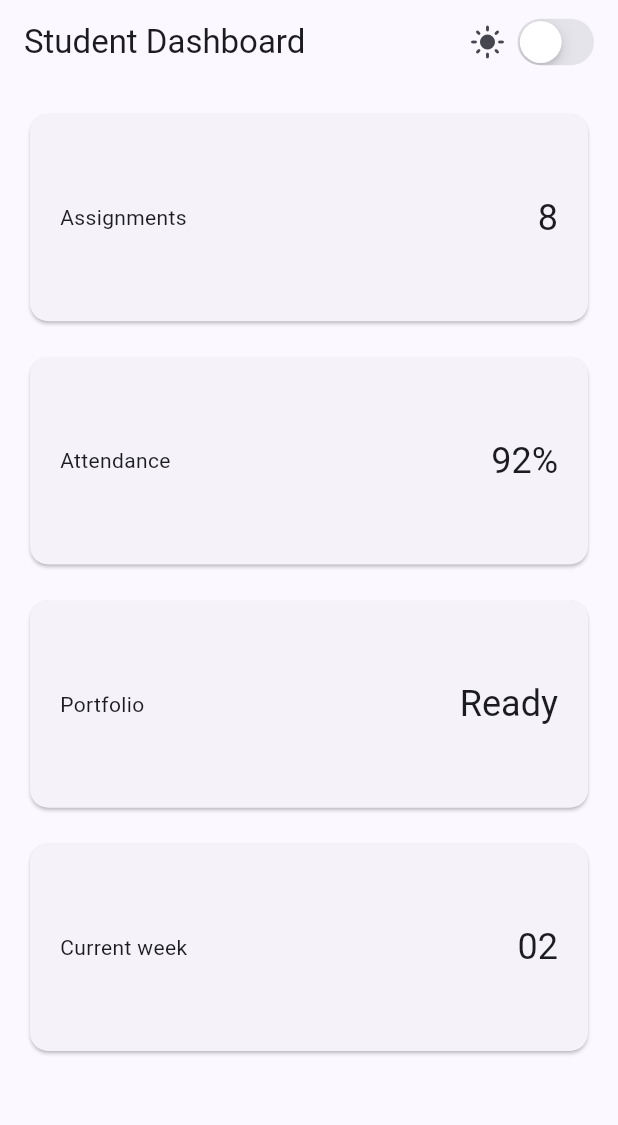
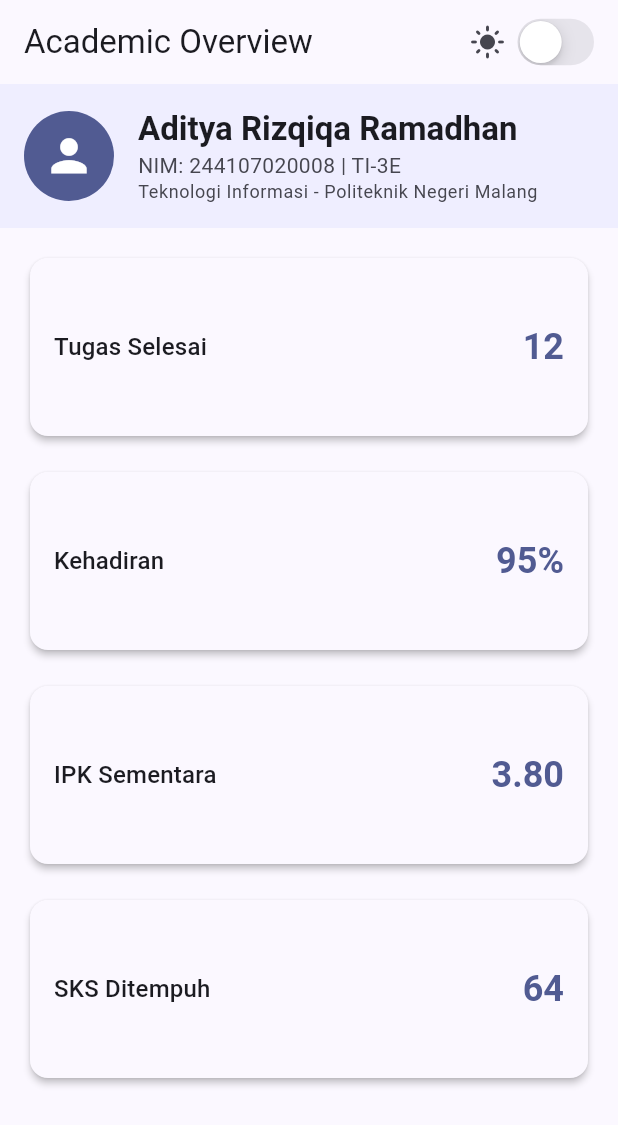
Before and after one commit to adityarizqiqa/244107020008-mobile-course, a Flutter app: the screen it shows after launch, on a phone screen of 412 x 824 dp. Shown: the top 1125 px of the screen. Run offline on Flutter 3.47's test engine with Material 3 defaults, Android fonts, the phone set to English and light mode, and no system bars.

Commit message:
Tugas dan AI design exploration

```diff
--- a/02-week-2-declarative-ui-responsive-design/responsive_dashboard/lib/main.dart
+++ b/02-week-2-declarative-ui-responsive-design/responsive_dashboard/lib/main.dart
@@ -1,5 +1,8 @@
 import 'package:flutter/material.dart';
 import 'package:flutter/cupertino.dart';
+
+// Konstanta breakpoint sesuai instruksi refactoring
+const double kWideBreakpoint = 700;
 
 void main() => runApp(const DashboardApp());
 
@@ -18,7 +21,11 @@ class _DashboardAppState extends State<DashboardApp> {
     return MaterialApp(
       debugShowCheckedModeBanner: false,
       theme: ThemeData(useMaterial3: true, colorSchemeSeed: Colors.indigo),
-      darkTheme: ThemeData(useMaterial3: true, brightness: Brightness.dark, colorSchemeSeed: Colors.indigo),
+      darkTheme: ThemeData(
+        useMaterial3: true,
+        brightness: Brightness.dark,
+        colorSchemeSeed: Colors.indigo,
+      ),
       themeMode: isDark ? ThemeMode.dark : ThemeMode.light,
       home: DashboardPage(
         isDark: isDark,
@@ -42,14 +49,14 @@ class DashboardPage extends StatelessWidget {
   Widget build(BuildContext context) {
     return Scaffold(
       appBar: AppBar(
-        title: const Text('Student Dashboard'),
+        title: const Text('Academic Overview'),
         actions: [
           Row(
             children: [
               Icon(isDark ? Icons.dark_mode : Icons.light_mode),
               const SizedBox(width: 4),
               Semantics(
-                label: 'Tombol pengganti tema gelap dan terang',
+                label: 'Ubah ke tema ${isDark ? 'terang' : 'gelap'}',
                 child: CupertinoSwitch(
                   value: isDark,
                   onChanged: onDarkChanged,
@@ -60,33 +67,88 @@ class DashboardPage extends StatelessWidget {
           ),
         ],
       ),
-      body: LayoutBuilder(
+      // Menggunakan Column untuk memisahkan Header dan Grid
+      body: Column(
+        children: [
+          _buildProfileHeader(context),
+          Expanded(
+            child: LayoutBuilder(
               builder: (context, constraints) {
-          final columns = constraints.maxWidth >= 500 ? 2 : 1;
+                final int columns = constraints.maxWidth >= kWideBreakpoint ? 2 : 1;
                 return GridView.count(
                   padding: const EdgeInsets.all(16),
                   crossAxisCount: columns,
                   crossAxisSpacing: 16,
                   mainAxisSpacing: 16,
-            childAspectRatio: 2.6,
+                  childAspectRatio: 3.0,
                   children: const [
-              DashboardCard(title: 'Assignments', value: '8'),
-              DashboardCard(title: 'Attendance', value: '92%'),
-              DashboardCard(title: 'Portfolio', value: 'Ready'),
-              DashboardCard(title: 'Current week', value: '02'),
+                    InfoCard(title: 'Tugas Selesai', value: '12'),
+                    InfoCard(title: 'Kehadiran', value: '95%'),
+                    InfoCard(title: 'IPK Sementara', value: '3.80'),
+                    InfoCard(title: 'SKS Ditempuh', value: '64'),
                   ],
                 );
               },
+            ),
+          ),
+        ],
+      ),
+    );
+  }
+
+  Widget _buildProfileHeader(BuildContext context) {
+    return Container(
+      padding: const EdgeInsets.all(16),
+      color: Theme.of(context).colorScheme.primaryContainer.withValues(alpha: 0.4),
+      child: Row(
+        children: [
+          CircleAvatar(
+            radius: 30,
+            backgroundColor: Theme.of(context).colorScheme.primary,
+            child: Icon(
+              Icons.person,
+              size: 35,
+              color: Theme.of(context).colorScheme.onPrimary,
+            ),
+          ),
+          const SizedBox(width: 16),
+          Expanded(
+            child: Column(
+              crossAxisAlignment: CrossAxisAlignment.start,
+              children: [
+                Text(
+                  'Aditya Rizqiqa Ramadhan',
+                  style: Theme.of(context).textTheme.titleLarge?.copyWith(
+                        fontWeight: FontWeight.bold,
+                      ),
+                ),
+                Text(
+                  'NIM: 244107020008 | TI-3E',
+                  style: Theme.of(context).textTheme.bodyMedium?.copyWith(
+                        color: Theme.of(context).colorScheme.onSurfaceVariant,
+                      ),
+                ),
+                Text(
+                  'Teknologi Informasi - Politeknik Negeri Malang',
+                  style: Theme.of(context).textTheme.bodySmall?.copyWith(
+                        color: Theme.of(context).colorScheme.onSurfaceVariant,
+                      ),
+                ),
+              ],
+            ),
+          ),
+        ],
       ),
     );
   }
 }
 
-class DashboardCard extends StatelessWidget {
-  const DashboardCard({required this.title, required this.value, super.key});
-
+// Widget reusable untuk menghindari duplikasi kode
+class InfoCard extends StatelessWidget {
   final String title;
   final String value;
+
+  const InfoCard({required this.title, required this.value, super.key});
 
   @override
   Widget build(BuildContext context) {
@@ -94,12 +156,30 @@ class DashboardCard extends StatelessWidget {
       label: 'Informasi $title bernilai $value',
       excludeSemantics: true,
       child: Card(
+        elevation: 2,
+        // Menggunakan styling dari Theme, bukan hardcode
+        color: Theme.of(context).colorScheme.surface,
+        shape: RoundedRectangleBorder(borderRadius: BorderRadius.circular(12)),
         child: Padding(
-          padding: const EdgeInsets.all(20),
-          child: Row(children: [
-            Expanded(child: Text(title)),
-            Text(value, style: Theme.of(context).textTheme.headlineSmall),
-          ]),
+          padding: const EdgeInsets.all(16),
+          child: Row(
+            crossAxisAlignment: CrossAxisAlignment.center,
+            children: [
+              Expanded(
+                child: Text(
+                  title,
+                  style: Theme.of(context).textTheme.titleMedium,
+                ),
+              ),
+              Text(
+                value,
+                style: Theme.of(context).textTheme.headlineSmall?.copyWith(
+                      color: Theme.of(context).colorScheme.primary,
+                      fontWeight: FontWeight.bold,
+                    ),
+              ),
+            ],
+          ),
         ),
       ),
     );
```
Also changed, not shown: 1 other file. Lines whose indentation alone changed are shown as unchanged.
